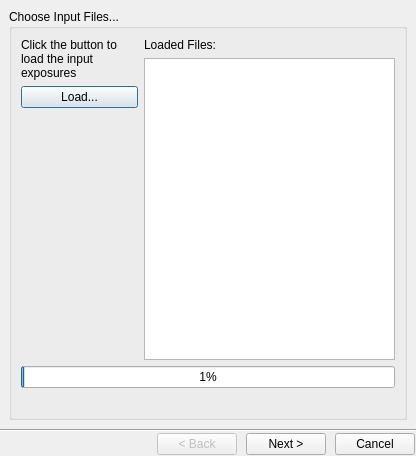
LuminanceHDR/LuminanceHDR, file forms/hdrwizardform.ui: the form before one commit.
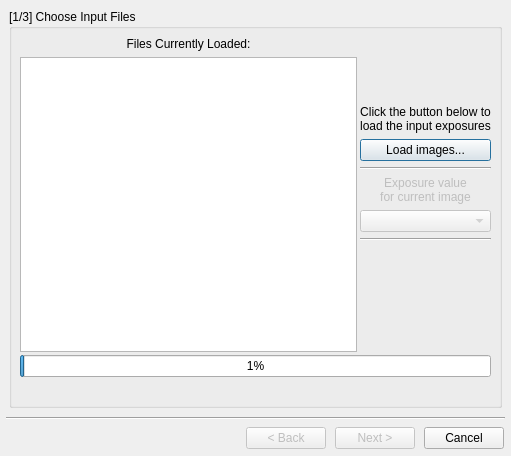
The form after the commit. Icons and pictures are not drawn.

What changed in the file:
```diff
--- a/forms/hdrwizardform.ui
+++ b/forms/hdrwizardform.ui
@@ -8,7 +8,7 @@
    <rect>
     <x>0</x>
     <y>0</y>
-    <width>416</width>
+    <width>511</width>
     <height>456</height>
    </rect>
   </property>
@@ -20,49 +20,40 @@
   </property>
   <layout class="QVBoxLayout" >
    <property name="margin" >
-    <number>0</number>
+    <number>6</number>
    </property>
    <property name="spacing" >
-    <number>0</number>
+    <number>6</number>
    </property>
    <item>
     <widget class="QStackedWidget" name="pagestack" >
      <property name="autoFillBackground" >
       <bool>true</bool>
      </property>
-     <property name="frameShape" >
-      <enum>QFrame::NoFrame</enum>
-     </property>
-     <property name="frameShadow" >
-      <enum>QFrame::Plain</enum>
-     </property>
-     <property name="lineWidth" >
-      <number>0</number>
-     </property>
      <property name="currentIndex" >
       <number>0</number>
      </property>
      <widget class="QWidget" name="choose_files" >
       <layout class="QVBoxLayout" >
        <property name="margin" >
-        <number>9</number>
+        <number>3</number>
        </property>
        <property name="spacing" >
-        <number>6</number>
+        <number>0</number>
        </property>
        <item>
         <widget class="QGroupBox" name="groupBox" >
          <property name="title" >
-          <string>Choose Input Files...</string>
+          <string>[1/3] Choose Input Files</string>
          </property>
          <layout class="QGridLayout" >
           <property name="margin" >
-           <number>9</number>
+           <number>8</number>
           </property>
           <property name="spacing" >
-           <number>6</number>
+           <number>3</number>
           </property>
-          <item row="0" column="0" >
+          <item row="0" column="1" >
            <layout class="QVBoxLayout" >
             <property name="margin" >
              <number>0</number>
@@ -70,10 +61,26 @@
             <property name="spacing" >
              <number>6</number>
             </property>
+            <item>
+             <spacer>
+              <property name="orientation" >
+               <enum>Qt::Vertical</enum>
+              </property>
+              <property name="sizeHint" >
+               <size>
+                <width>20</width>
+                <height>40</height>
+               </size>
+              </property>
+             </spacer>
+            </item>
             <item>
              <widget class="QLabel" name="label" >
               <property name="text" >
-               <string>Click the button to load the input exposures</string>
+               <string>Click the button below to load the input exposures</string>
+              </property>
+              <property name="alignment" >
+               <set>Qt::AlignCenter</set>
               </property>
               <property name="wordWrap" >
                <bool>true</bool>
@@ -86,7 +93,50 @@
                <string>Load Input Images</string>
               </property>
               <property name="text" >
-               <string>Load...</string>
+               <string>Load images...</string>
+              </property>
+             </widget>
+            </item>
+            <item>
+             <widget class="Line" name="line_4" >
+              <property name="orientation" >
+               <enum>Qt::Horizontal</enum>
+              </property>
+             </widget>
+            </item>
+            <item>
+             <widget class="QLabel" name="label_EV" >
+              <property name="enabled" >
+               <bool>false</bool>
+              </property>
+              <property name="text" >
+               <string>Exposure value
+for current image</string>
+              </property>
+              <property name="alignment" >
+               <set>Qt::AlignCenter</set>
+              </property>
+             </widget>
+            </item>
+            <item>
+             <widget class="QComboBox" name="EVcomboBox" >
+              <property name="enabled" >
+               <bool>false</bool>
+              </property>
+              <property name="font" >
+               <font>
+                <family>Monospace</family>
+               </font>
+              </property>
+              <property name="toolTip" >
+               <string>Here you can set &lt;br>the difference in exposure &lt;br>values (in terms of EV or stops) &lt;br>for the currently selected image.</string>
+              </property>
+             </widget>
+            </item>
+            <item>
+             <widget class="Line" name="line_5" >
+              <property name="orientation" >
+               <enum>Qt::Horizontal</enum>
               </property>
              </widget>
             </item>
@@ -98,14 +148,14 @@
               <property name="sizeHint" >
                <size>
                 <width>20</width>
-                <height>181</height>
+                <height>111</height>
                </size>
               </property>
              </spacer>
             </item>
            </layout>
           </item>
-          <item row="0" column="1" >
+          <item row="0" column="0" >
            <layout class="QVBoxLayout" >
             <property name="margin" >
              <number>0</number>
@@ -116,7 +166,10 @@
             <item>
              <widget class="QLabel" name="label_2" >
               <property name="text" >
-               <string>Loaded Files:</string>
+               <string>Files Currently Loaded:</string>
+              </property>
+              <property name="alignment" >
+               <set>Qt::AlignCenter</set>
               </property>
              </widget>
             </item>
@@ -156,9 +209,6 @@
                 <verstretch>0</verstretch>
                </sizepolicy>
               </property>
-              <property name="text" >
-               <string/>
-              </property>
              </widget>
             </item>
            </layout>
@@ -907,7 +957,7 @@
      <item>
       <widget class="QPushButton" name="Next_Finishbutton" >
        <property name="enabled" >
-        <bool>true</bool>
+        <bool>false</bool>
        </property>
        <property name="text" >
         <string>Next ></string>
```
Left out of the diff: 206 changed lines with no effect on the pictures.
